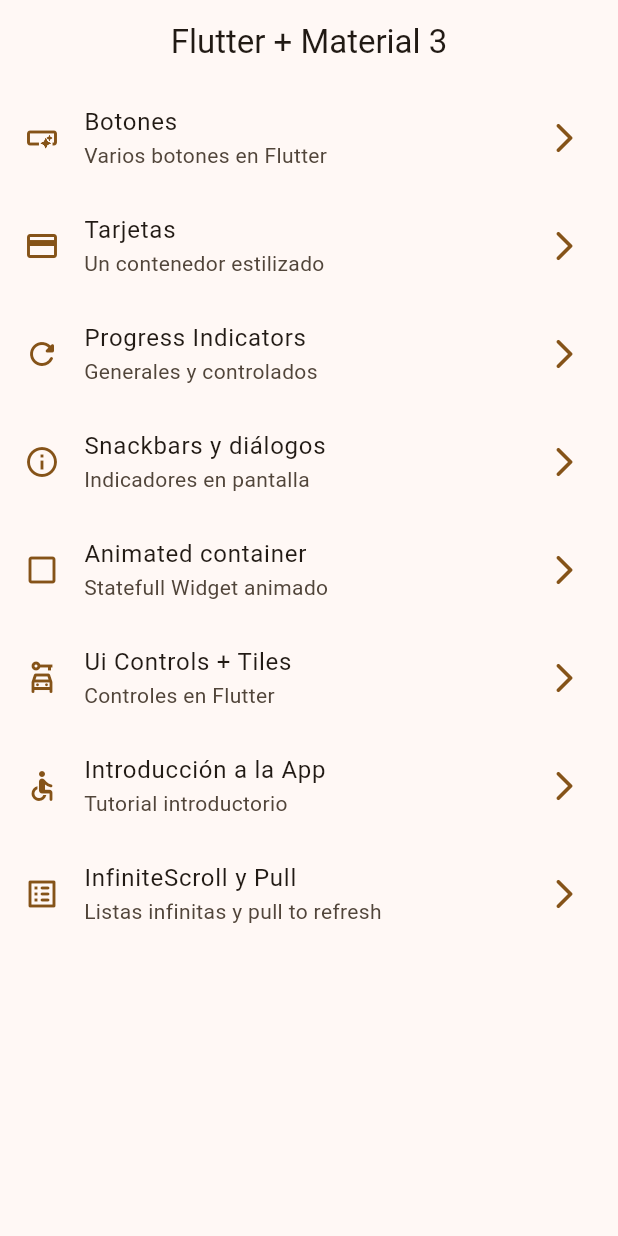
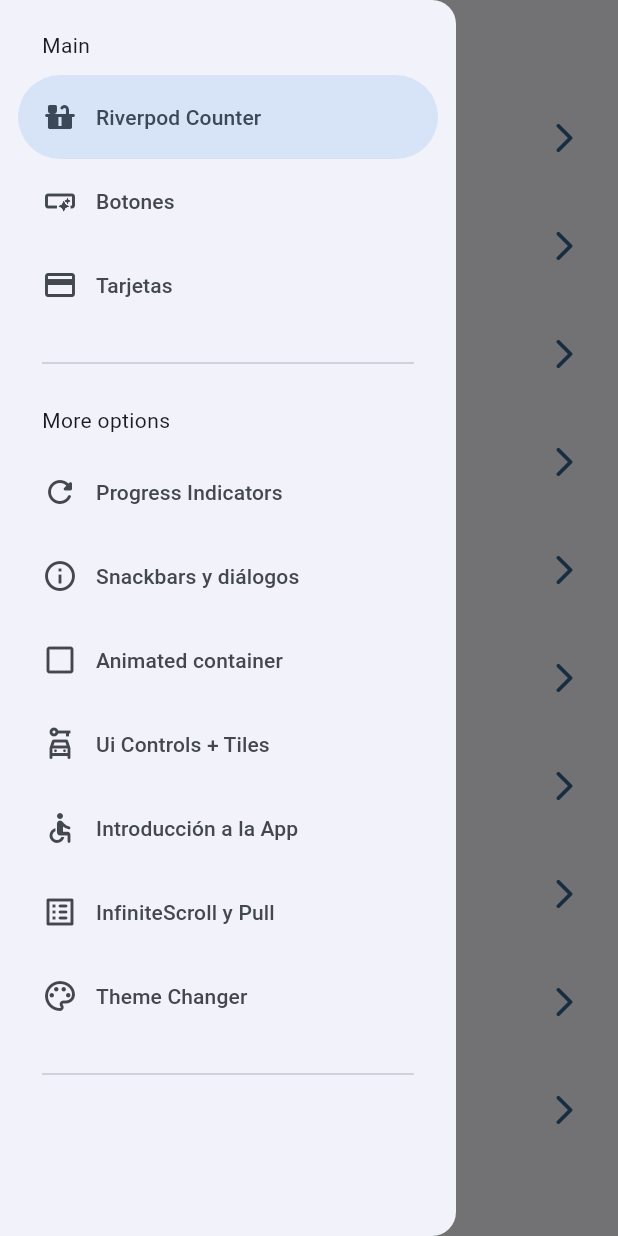
Before and after one commit to jalfonsosuarez/widgets_app, a Flutter app: the screen it shows after launch, with the side drawer open (before the commit the screen has no drawer), on a phone screen of 412 x 824 dp. Run offline on Flutter 3.47's test engine with Material 3 defaults, Android fonts, the phone set to English and light mode, and no system bars; our stand-ins replace animate_do, flutter_riverpod, go_router.

Commit message:
Before state notifier

```diff
--- a/lib/config/menu/menu_items.dart
+++ b/lib/config/menu/menu_items.dart
@@ -15,6 +15,12 @@ class MenuItem {
 }
 
 const appMenuItems = <MenuItem>[
+    MenuItem(
+    title: 'Riverpod Counter',
+    subTitle: 'Introducción a Riverpod',
+    link: '/counter',
+    icon: Icons.countertops_rounded,
+  ),
   MenuItem(
     title: 'Botones',
     subTitle: 'Varios botones en Flutter',
@@ -63,4 +69,10 @@ const appMenuItems = <MenuItem>[
     link: '/infinite',
     icon: Icons.list_alt_rounded,
   ),
+  MenuItem(
+    title: 'Theme Changer',
+    subTitle: 'Cambiar tema de la App',
+    link: '/theme-changer',
+    icon: Icons.color_lens_outlined,
+  ),
 ];
--- a/lib/config/router/app_router.dart
+++ b/lib/config/router/app_router.dart
@@ -1,6 +1,5 @@
 import 'package:go_router/go_router.dart';
 import 'package:widgets_app/presentation/screens/screens.dart';
-
 
 // GoRouter configuration
 final appRouter = GoRouter(
@@ -51,5 +50,15 @@ final appRouter = GoRouter(
       name: InfiniteScrollScreen.name,
       builder: (context, state) => const InfiniteScrollScreen(),
     ),
+    GoRoute(
+      path: '/counter',
+      name: CounterScreen.name,
+      builder: (context, state) => const CounterScreen(),
+    ),
+    GoRoute(
+      path: '/theme-changer',
+      name: ThemeChangerScreen.name,
+      builder: (context, state) => const ThemeChangerScreen(),
+    ),
   ],
 );
--- a/lib/config/theme/app_theme.dart
+++ b/lib/config/theme/app_theme.dart
@@ -14,16 +14,24 @@ const List<Color> colorList = [
 
 class AppTheme {
   final int selectedColor;
+  final bool isDarkMode;
 
-  AppTheme({this.selectedColor = 0})
+  AppTheme({
+    this.selectedColor = 0,
+    this.isDarkMode = false,
+  })
     : assert(selectedColor >= 0, 'Selected color must be greater than 0'),
-      assert(selectedColor < colorList.length, 'Selectd color must be less or equal then ${colorList.length - 1}');
+      assert(
+        selectedColor < colorList.length,
+        'Selectd color must be less or equal then ${colorList.length - 1}',
+      );
 
   ThemeData getTheme() => ThemeData(
     useMaterial3: true,
+    brightness: isDarkMode
+      ? Brightness.dark
+      : Brightness.light,
     colorSchemeSeed: colorList[selectedColor],
-    appBarTheme: AppBarTheme(
-      centerTitle: true,
-    )
+    appBarTheme: AppBarTheme(centerTitle: true),
   );
 }
--- a/lib/main.dart
+++ b/lib/main.dart
@@ -1,21 +1,34 @@
 import 'package:flutter/material.dart';
+import 'package:flutter_riverpod/flutter_riverpod.dart';
 import 'package:widgets_app/config/router/app_router.dart';
 import 'package:widgets_app/config/theme/app_theme.dart';
+import 'package:widgets_app/providers/theme_provider.dart';
 
 void main() {
-  runApp(const MainApp());
+  runApp(
+    const ProviderScope(
+      child: MainApp(),
+    ),
+  );
 }
 
-class MainApp extends StatelessWidget {
+class MainApp extends ConsumerWidget {
   const MainApp({super.key});
 
   @override
-  Widget build(BuildContext context) {
+  Widget build(BuildContext context, WidgetRef ref) {
+
+    final int selectedColor = ref.watch(selectedColorProvider);
+    final bool isDarkMode = ref.watch(isDarkModeProvider);
+
     return MaterialApp.router(
       title: 'Flutter Widgets',
       routerConfig: appRouter,
       debugShowCheckedModeBanner: false,
-      theme: AppTheme(selectedColor:6).getTheme(),
+      theme: AppTheme(
+        selectedColor:selectedColor,
+        isDarkMode: isDarkMode
+      ).getTheme(),
     );
   }
 }
--- a/lib/presentation/screens/home/home_screen.dart
+++ b/lib/presentation/screens/home/home_screen.dart
@@ -1,6 +1,7 @@
 import 'package:flutter/material.dart';
 import 'package:go_router/go_router.dart';
 import 'package:widgets_app/config/menu/menu_items.dart';
+import 'package:widgets_app/presentation/widgets/side_menu.dart';
 
 class HomeScreen extends StatelessWidget {
   static const String name = 'home_screen';
@@ -9,9 +10,14 @@ class HomeScreen extends StatelessWidget {
 
   @override
   Widget build(BuildContext context) {
+
+    final scaffoldKey = GlobalKey<ScaffoldState>();
+
     return Scaffold(
+      key: scaffoldKey,
       appBar: AppBar(title: Text('Flutter + Material 3')),
       body: const _HomeView(),
+      drawer: SideMenu(scaffoldKey: scaffoldKey,),
     );
   }
 }
--- a/lib/presentation/screens/screens.dart
+++ b/lib/presentation/screens/screens.dart
@@ -2,8 +2,10 @@ export 'package:widgets_app/presentation/screens/animated/animated_screen.dart';
 export 'package:widgets_app/presentation/screens/app_tutoria/app_tutoria.dart';
 export 'package:widgets_app/presentation/screens/buttons/buttons_screen.dart';
 export 'package:widgets_app/presentation/screens/cards/cards_screen.dart';
+export 'package:widgets_app/presentation/screens/counter/counter_screen.dart';
 export 'package:widgets_app/presentation/screens/home/home_screen.dart';
 export 'package:widgets_app/presentation/screens/infinite_scroll/infinite_scroll_screen.dart';
 export 'package:widgets_app/presentation/screens/progress/progress_screen.dart';
 export 'package:widgets_app/presentation/screens/snackbar/snackbar_screen.dart';
+export 'package:widgets_app/presentation/screens/theme_changer/theme_changer_screen.dart';
 export 'package:widgets_app/presentation/screens/ui_controls/ui_controls_screen.dart';
--- /dev/null
+++ b/lib/presentation/widgets/side_menu.dart
@@ -0,0 +1,76 @@
+import 'package:flutter/material.dart';
+import 'package:go_router/go_router.dart';
+import 'package:widgets_app/config/menu/menu_items.dart';
+
+class SideMenu extends StatefulWidget {
+
+  final GlobalKey<ScaffoldState> scaffoldKey;
+
+  const SideMenu({
+    super.key,
+    required this.scaffoldKey
+  });
+
+  @override
+  State<SideMenu> createState() => _SideMenuState();
+}
+
+class _SideMenuState extends State<SideMenu> {
+  int navDrawerIndex = 0;
+
+  @override
+  Widget build(BuildContext context) {
+    final hasNotch = MediaQuery.of(context).viewPadding.top > 35;
+
+    return NavigationDrawer(
+      selectedIndex: navDrawerIndex,
+      onDestinationSelected: (value) {
+        setState(() {
+          navDrawerIndex = value;
+          final menuItem = appMenuItems[value];
+          context.push(menuItem.link);
+          widget.scaffoldKey.currentState?.closeDrawer();
+        });
+      },
+      children: [
+        Padding(
+          padding: EdgeInsets.fromLTRB(28, hasNotch ? 0 : 20, 16, 10),
+          child: Text('Main'),
+        ),
+
+        ...appMenuItems
+            .sublist(0, 3)
+            .map(
+              (item) => NavigationDrawerDestination(
+                icon: Icon(item.icon),
+                label: Text(item.title),
+              ),
+            ),
+
+        const Padding(
+          padding: EdgeInsets.fromLTRB(28, 16, 28, 10),
+          child: Divider(),
+        ),
+
+        Padding(
+          padding: const EdgeInsets.fromLTRB(28, 10, 16, 10),
+          child: Text('More options'),
+        ),
+
+        ...appMenuItems
+            .sublist(3)
+            .map(
+              (item) => NavigationDrawerDestination(
+                icon: Icon(item.icon),
+                label: Text(item.title),
+              ),
+            ),
+
+        Padding(
+          padding: const EdgeInsets.fromLTRB(28, 16, 28, 10),
+          child: Divider(),
+        ),
+      ],
+    );
+  }
+}
--- /dev/null
+++ b/lib/providers/counter_provider.dart
@@ -0,0 +1,3 @@
+import 'package:flutter_riverpod/legacy.dart';
+
+final counterProvider = StateProvider((ref) => 5);
--- /dev/null
+++ b/lib/providers/theme_provider.dart
@@ -0,0 +1,12 @@
+import 'package:flutter_riverpod/flutter_riverpod.dart';
+import 'package:flutter_riverpod/legacy.dart';
+import 'package:widgets_app/config/theme/app_theme.dart';
+
+//? Estado => isDarkModeProvider = boolean
+final isDarkModeProvider = StateProvider((ref) => false);
+
+//? Listado de colores inmutable
+final colorListProvider = Provider((ref) => colorList);
+
+//? Indice del color seleccionado
+final selectedColorProvider = StateProvider((ref) => 0);
--- a/pubspec.yaml
+++ b/pubspec.yaml
@@ -10,6 +10,7 @@ dependencies:
   animate_do: ^4.2.0
   flutter:
     sdk: flutter
+  flutter_riverpod: ^3.0.3
   go_router: ^16.3.0
 
 dev_dependencies:
```
Also changed, not shown: lib/presentation/screens/counter/counter_screen.dart (added, +45 -0 lines), lib/presentation/screens/theme_changer/theme_changer_screen.dart (added, +64 -0 lines), pubspec.lock.
